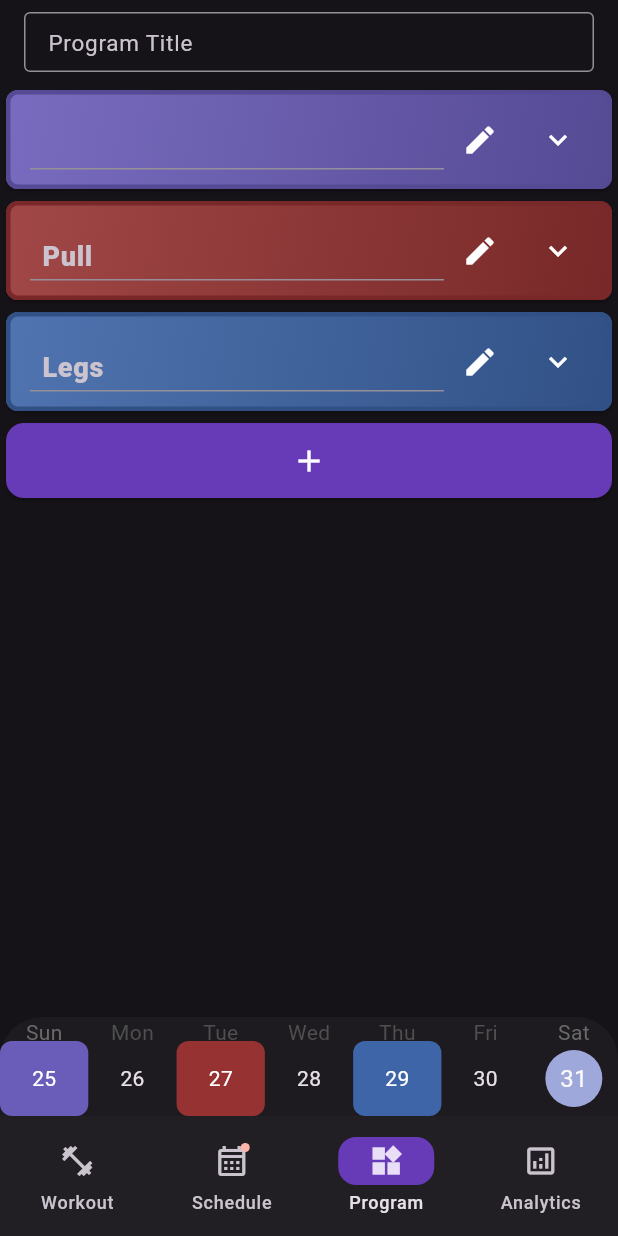
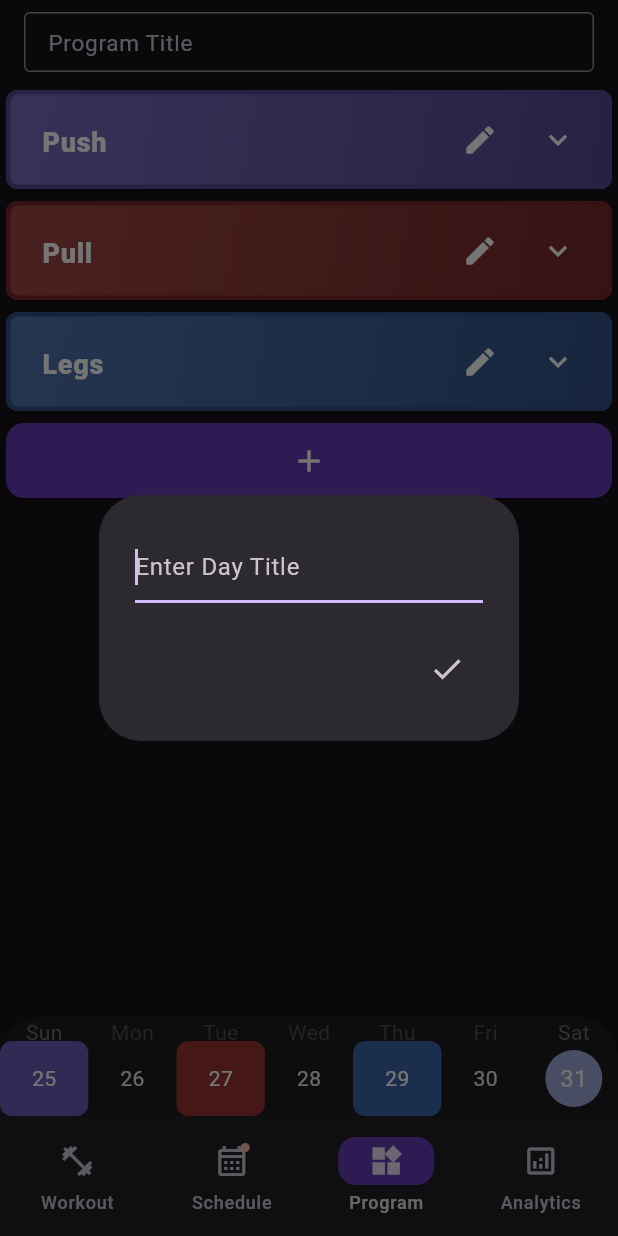
Before and after one commit to coleWesterveld/Flutter-Gym-App, a Flutter app: the screen it shows after launch, item 3 of the bottom bar chosen, after a tap on the "edit" icon, on a phone screen of 412 x 824 dp. Run offline on Flutter 3.47's test engine with Material 3 defaults, Android fonts, the phone set to English and light mode, and no system bars; drawn by our look-alikes of table_calendar.

Commit message:
easy editing split day title

```diff
--- a/lib/main.dart
+++ b/lib/main.dart
@@ -38,6 +38,9 @@ class _MainPage extends State<NavigationBarApp> {
       child: MaterialApp(
         debugShowCheckedModeBanner: false,
         theme: ThemeData(
+          snackBarTheme: SnackBarThemeData(
+            backgroundColor: Colors.deepPurple,
+          ),
           colorScheme: ColorScheme.fromSeed(
             seedColor: Colors.deepPurple,
             brightness: Brightness.dark,
--- a/lib/program_page.dart
+++ b/lib/program_page.dart
@@ -74,7 +74,6 @@ class _MyListState extends State<ProgramPage> {
     static List<Color> pastelPalette = [
     const Color.fromRGBO(106, 92, 185, 1),
     const Color.fromRGBO(150, 50, 50, 1),
-
     const Color.fromRGBO(61, 101, 167, 1),
     const Color.fromRGBO(220, 224, 85, 1),
     const  Color.fromRGBO(61, 169, 179, 1),
@@ -267,6 +266,11 @@ class _MyListState extends State<ProgramPage> {
               return
                 Dismissible(
                   key: ValueKey(context.watch<Profile>().split[index]),
+                  background: Container(
+                    color: Colors.red,
+                    child: Icon(Icons.delete)
+                  ),
+
                   onDismissed: (direction) {
                     // Remove the item from the data source.
                     setState(() {
@@ -275,6 +279,17 @@ class _MyListState extends State<ProgramPage> {
                         splitDaysTEC.removeAt(index);
                         excercisesTEC.removeAt(index);
                     });
+                    ScaffoldMessenger.of(context).showSnackBar(
+                      SnackBar(
+                        content: Text(
+                          style: TextStyle(
+                            color: Colors.white
+                          ),
+                          'Day Deleted'
+                          ),
+
+                      ),
+                    );
                   },
                   child: Card(
 
@@ -317,25 +332,16 @@ class _MyListState extends State<ProgramPage> {
                                     width: 100,
                                     child:
 
-                                    TextFormField(
-                                      focusNode: splitFocusNode,
-                                      style: TextStyle(
-                                        //color: Color.fromARGB(255, 255, 255, 255),
-                                        fontSize: 18,
-                                        fontWeight: FontWeight.w800,
-                                      ),
-                                      controller: splitDaysTEC[index],
-                                      decoration: InputDecoration(
-                                        //filled: true,
-                                        //fillColor: Color.fromARGB(94, 117, 117, 117),
-                                        contentPadding: EdgeInsets.symmetric(horizontal: 8),
+                                    Padding(
+                                      padding: const EdgeInsets.all(8.0),
+                                      child: Text(
+                                        context.watch<Profile>().split[index].data,
 
-                                        // border: OutlineInputBorder(
-                                        //   //borderSide: BorderSide(width: 0),
-                                        //     borderRadius: BorderRadius.all(Radius.circular(4)),
-                                        // ),
-
-                                        hintText: context.watch<Profile>().split[index].data,
+                                        style: TextStyle(
+                                          color: Color.fromARGB(255, 255, 255, 255),
+                                          fontSize: 18,
+                                          fontWeight: FontWeight.w800,
+                                        ),
                                       ),
                                     ),
                                   ),
@@ -343,15 +349,18 @@ class _MyListState extends State<ProgramPage> {
                               ),
 
                               //confirm update button
-                              IconButton(onPressed: () {
-                                setState( () {
+                              IconButton(onPressed: () async{
 
-                                  context.read<Profile>().splitAssign(index: index, data: SplitDayData(data: splitDaysTEC[index].text, dayColor: context.watch<Profile>().split[index].dayColor));
-                                  //closes keyboard
-                                  splitFocusNode.requestFocus();
-                                  //Navigator.of(context).push(MaterialPageRoute(builder: (context)=> SchedulePage(program: widget.split)));
 
-                                  });
+                                  String? dayTitle = await openDialog();
+                                  if (dayTitle == null || dayTitle.isEmpty) return;
+                                  setState( () {
+                                    Provider.of<Profile>(context, listen: false).splitAssign(
+                                    index: index,
+                                    data: SplitDayData(
+                                      data: dayTitle, dayColor: context.read<Profile>().split[index].dayColor));
+                                      }
+                                      );
                                 },
                                 icon: Icon(Icons.edit),
                                 color: Color.fromARGB(255, 255, 255, 255),
@@ -494,4 +503,24 @@ class _MyListState extends State<ProgramPage> {
       ),
     );
   }
+  TextEditingController alertTEC = TextEditingController();
+  Future<String?> openDialog() => showDialog(
+    context: context,
+    builder: (context) => AlertDialog(
+      title: TextFormField(
+        autofocus: true,
+        controller: alertTEC,
+        decoration: InputDecoration(
+          hintText: "Enter Day Title",
+        ),
+      ),
+      actions: [
+        IconButton(
+          onPressed: (){
+            Navigator.of(context).pop(alertTEC.text);
+        },
+        icon: Icon(Icons.check))
+      ]
+    ),
+  );
 }
```
